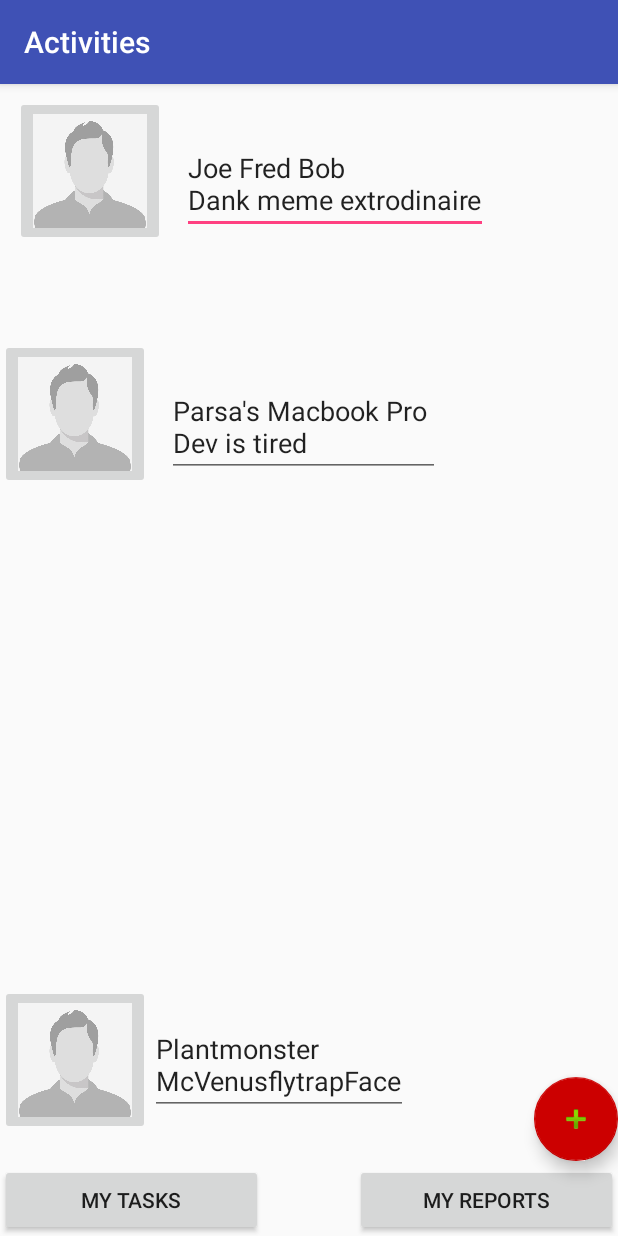
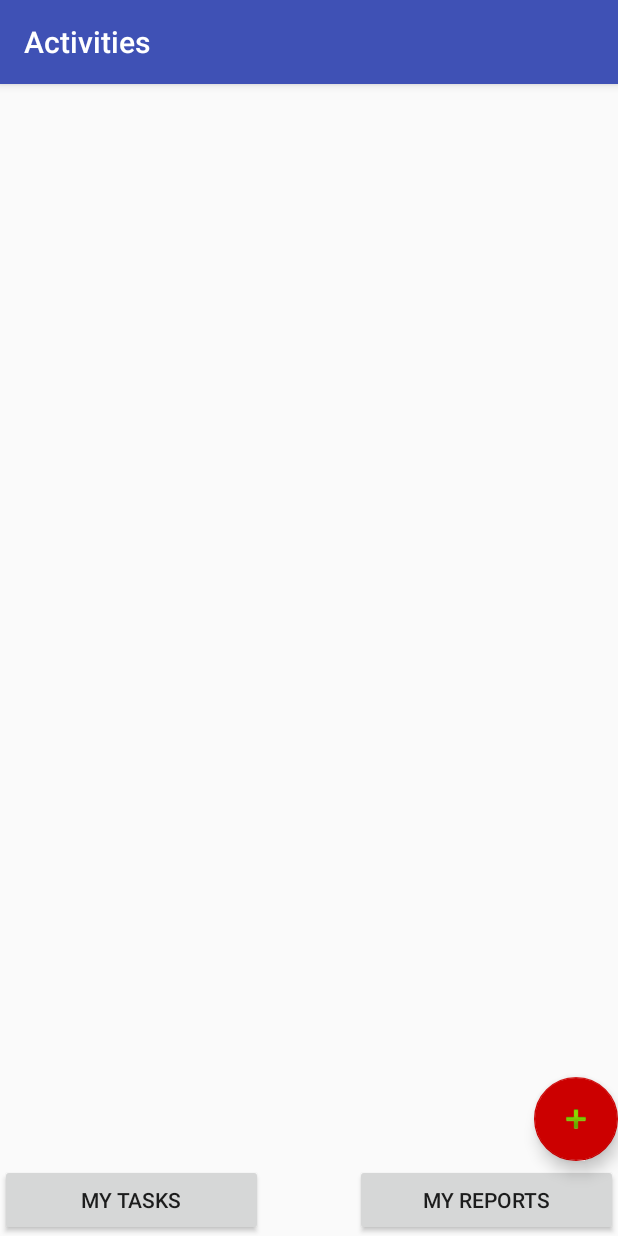
Before and after one commit to brianfu/TeamCSSS-Enactus, an Android app: the report screen opened directly, with no data from a screen before it, on a phone screen of 412 x 824 dp. Run offline under Robolectric (Android 15) with nearby library versions, the light colour scheme and no system bars.

Commit message:
revert to 52fd878

```diff
--- a/HACKtion/app/build.gradle
+++ b/HACKtion/app/build.gradle
@@ -28,5 +28,4 @@ dependencies {
     compile 'com.android.support:design:25.1.1'
     compile 'com.android.support.constraint:constraint-layout:1.0.2'
     testCompile 'junit:junit:4.12'
-    compile 'com.google.android.gms:play-services-maps:10.2.1'
 }
--- a/HACKtion/app/src/main/java/com/example/jryzkns/hacktion/homePage.java
+++ b/HACKtion/app/src/main/java/com/example/jryzkns/hacktion/homePage.java
@@ -16,7 +16,7 @@ import android.view.MenuItem;
 
 public class homePage extends AppCompatActivity
         implements NavigationView.OnNavigationItemSelectedListener {
-    public void sex(View samplereport){
+    public void sex(View sampleReport){
         Intent intent=new Intent(this, sampleReport.class);
         startActivity(intent);
     }
--- a/HACKtion/app/src/main/java/com/example/jryzkns/hacktion/report.java
+++ b/HACKtion/app/src/main/java/com/example/jryzkns/hacktion/report.java
@@ -1,25 +1,13 @@
 package com.example.jryzkns.hacktion;
 
-import android.content.Intent;
 import android.os.Bundle;
 import android.support.design.widget.FloatingActionButton;
 import android.support.design.widget.Snackbar;
 import android.support.v7.app.AppCompatActivity;
 import android.support.v7.widget.Toolbar;
 import android.view.View;
-import android.widget.Button;
 
 public class report extends AppCompatActivity {
-
-    /*public void sex(View sampleClass){
-        Intent intent=new Intent(this, sampleClass.class);
-        startActivity(intent);
-    }
-    This shit makes the app work*/
-
-    //declare
-    Button myReports;
-    Button myTasks;
 
     @Override
     protected void onCreate(Bundle savedInstanceState) {
@@ -39,17 +27,4 @@ public class report extends AppCompatActivity {
         setTitle("Activities");
     }
 
-        //standarize button views for their methods
-        //myReports = (Button) findViewById(R.id.myReports);
-        //myTasks = (Button) findViewById(R.id.myTasks);
-
-        public void myReportsex(View sampleReport){
-            Intent intent = new Intent(this, sampleReport.class);
-            startActivity(intent);
-    }
-        public void myTasksex(View browsePage){
-            Intent intent = new Intent(this, browsePage.class);
-            startActivity(intent);
-        }
-
-    }
+}
--- a/HACKtion/app/src/main/java/com/example/jryzkns/hacktion/sampleReport.java
+++ b/HACKtion/app/src/main/java/com/example/jryzkns/hacktion/sampleReport.java
@@ -1,6 +1,5 @@
 package com.example.jryzkns.hacktion;
 
-import android.content.Intent;
 import android.os.Bundle;
 import android.support.design.widget.FloatingActionButton;
 import android.support.design.widget.Snackbar;
@@ -26,9 +25,5 @@ public class sampleReport extends AppCompatActivity {
             }
         });
     }
-    public void sex(View sampleReport){
-        Intent intent=new Intent(this, sampleReport.class);
-        startActivity(intent);
-    }
 
 }
--- a/HACKtion/app/src/main/res/layout/activity_browse_page.xml
+++ b/HACKtion/app/src/main/res/layout/activity_browse_page.xml
@@ -190,7 +190,7 @@
             app:srcCompat="@drawable/button_bg_round"
             tools:ignore="MissingConstraints" />
 
-        <android.support.design.widget.FloatingActionButtonf
+        <android.support.design.widget.FloatingActionButton
             android:id="@+id/fab"
             android:layout_width="wrap_content"
             android:layout_height="wrap_content"
--- a/HACKtion/app/src/main/res/layout/app_bar_home_page.xml
+++ b/HACKtion/app/src/main/res/layout/app_bar_home_page.xml
@@ -22,12 +22,12 @@
 
     <include layout="@layout/content_home_page" />
 
-    <!-- <android.support.design.widget.FloatingActionButton
+    <android.support.design.widget.FloatingActionButton
         android:id="@+id/fab"
         android:layout_width="wrap_content"
         android:layout_height="wrap_content"
         android:layout_gravity="bottom|end"
         android:layout_margin="@dimen/fab_margin"
         app:srcCompat="@android:drawable/ic_dialog_email" />
--->
+
 </android.support.design.widget.CoordinatorLayout>
--- a/HACKtion/app/src/main/res/layout/app_bar_main_page.xml
+++ b/HACKtion/app/src/main/res/layout/app_bar_main_page.xml
@@ -22,12 +22,12 @@
 
     <include layout="@layout/content_main_page" />
 
-   <!-- <android.support.design.widget.FloatingActionButton
+    <android.support.design.widget.FloatingActionButton
         android:id="@+id/fab"
         android:layout_width="wrap_content"
         android:layout_height="wrap_content"
         android:layout_gravity="bottom|end"
         android:layout_margin="@dimen/fab_margin"
         app:srcCompat="@android:drawable/sym_def_app_icon" />
--->
+
 </android.support.design.widget.CoordinatorLayout>
--- a/HACKtion/app/src/main/res/layout/content_report.xml
+++ b/HACKtion/app/src/main/res/layout/content_report.xml
@@ -1,5 +1,4 @@
 <?xml version="1.0" encoding="utf-8"?>
-
 <RelativeLayout xmlns:android="http://schemas.android.com/apk/res/android"
     xmlns:app="http://schemas.android.com/apk/res-auto"
     xmlns:tools="http://schemas.android.com/tools"
@@ -9,8 +8,6 @@
     tools:context="com.example.jryzkns.hacktion.report"
     tools:showIn="@layout/activity_report"
     >
-
-    <!-- 2 buttons below - Left to right -->
 
     <Button
         android:layout_width="175dp"
@@ -23,8 +20,7 @@
         tools:layout_editor_absoluteY="463dp"
         android:layout_alignParentBottom="true"
         android:layout_alignParentRight="true"
-        android:layout_alignParentEnd="true"
-        android:onClick="myReportsex"/>
+        android:layout_alignParentEnd="true" />
 
     <Button
         android:layout_width="175dp"
@@ -37,74 +33,6 @@
         tools:layout_editor_absoluteY="463dp"
         android:layout_alignParentBottom="true"
         android:layout_alignParentLeft="true"
-        android:layout_alignParentStart="true"
-        android:onClick="myTasksex"/>
-
-    <ImageButton
-        android:id="@+id/imageButton1"
-        android:layout_width="100dp"
-        android:layout_height="100dp"
-        android:layout_alignParentLeft="true"
-        android:layout_alignParentStart="true"
-        android:layout_alignParentTop="true"
-        android:layout_marginLeft="10dp"
-        android:layout_marginStart="10dp"
-        android:layout_marginTop="8dp"
-        android:scaleType="fitCenter"
-        app:srcCompat="@drawable/profile_pic" />
-
-    <!-- layout_alignBottom below makes everything work-->
-    <EditText
-        android:layout_width="wrap_content"
-        android:layout_height="wrap_content"
-        android:text="Joe Fred Bob \nDank meme extrodinaire"
-        android:layout_alignBottom="@+id/imageButton1"
-        android:layout_toRightOf="@+id/imageButton1"
-        android:layout_toEndOf="@+id/imageButton1"
-        android:id="@+id/edit1"
-        android:layout_marginLeft="11dp"
-        android:layout_marginStart="11dp"
-        android:layout_marginBottom="8dp" />
-    <ImageButton
-        android:id="@+id/imageButton2"
-        android:layout_width="100dp"
-        android:layout_height="100dp"
-        android:scaleType="fitCenter"
-        app:srcCompat="@drawable/profile_pic"
-        android:layout_marginTop="62dp"
-        android:layout_below="@+id/imageButton1"
-        android:layout_alignParentLeft="true"
         android:layout_alignParentStart="true" />
-    <EditText
-        android:layout_width="wrap_content"
-        android:layout_height="wrap_content"
-        android:text="Parsa's Macbook Pro \nDev is tired"
-        android:layout_alignBottom="@+id/imageButton2"
-        android:layout_toRightOf="@+id/imageButton2"
-        android:layout_toEndOf="@+id/imageButton2"
-        android:layout_marginLeft="11dp"
-        android:id="@+id/edit2"
-        android:layout_marginStart="11dp"
-        android:layout_marginBottom="8dp" />
-    <ImageButton
-        android:id="@+id/imageButton3"
-        android:layout_width="100dp"
-        android:layout_height="100dp"
-        android:scaleType="fitCenter"
-        app:srcCompat="@drawable/profile_pic"
-        android:layout_above="@+id/myTasks"
-        android:layout_alignLeft="@+id/imageButton2"
-        android:layout_alignStart="@+id/imageButton2"
-        android:layout_marginBottom="19dp" />
-    <EditText
-        android:layout_width="wrap_content"
-        android:layout_height="wrap_content"
-        android:text="Plantmonster \nMcVenusflytrapFace"
-        android:id="@+id/edit3"
-        android:layout_marginBottom="13dp"
-        android:layout_alignBottom="@+id/imageButton3"
-        android:layout_toRightOf="@+id/imageButton3"
-        android:layout_toEndOf="@+id/imageButton3" />
-
 
 </RelativeLayout>
```
Also changed, not shown: HACKtion/app/src/main/AndroidManifest.xml (+23 -1 lines), HACKtion/app/src/main/java/com/example/jryzkns/hacktion/browsePage.java (+2 -16 lines), 1 other file.
